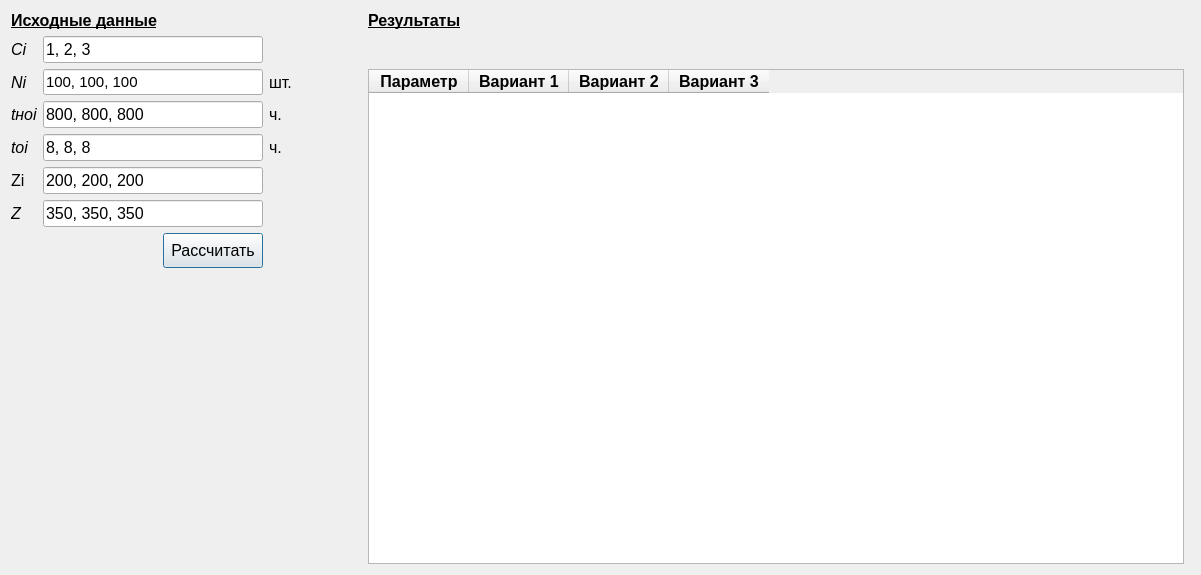
Qt form modelrepairman.ui (vadimlarionov/ModelRepairman) before a commit.
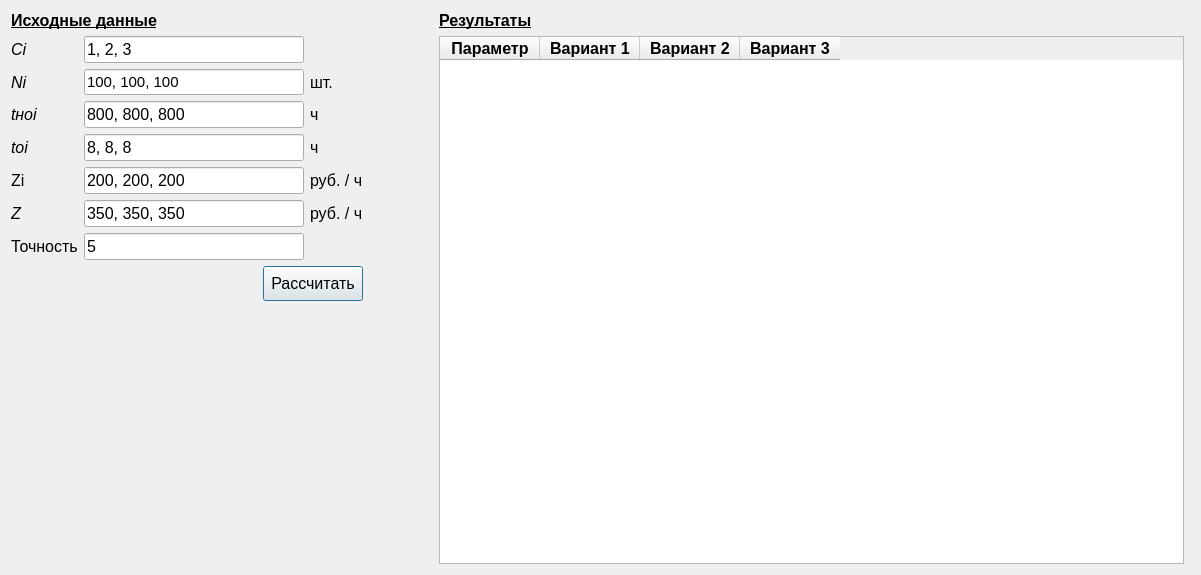
The same form after that commit.

The edit to the form file:
```diff
--- a/modelrepairman.ui
+++ b/modelrepairman.ui
@@ -16,11 +16,41 @@
   <layout class="QGridLayout" name="gridLayout_2">
    <item row="0" column="1">
     <layout class="QGridLayout" name="gridLayout">
+     <item row="3" column="2">
+      <widget class="QLineEdit" name="tno_lineEdit">
+       <property name="sizePolicy">
+        <sizepolicy hsizetype="Minimum" vsizetype="Fixed">
+         <horstretch>0</horstretch>
+         <verstretch>0</verstretch>
+        </sizepolicy>
+       </property>
+       <property name="minimumSize">
+        <size>
+         <width>120</width>
+         <height>0</height>
+        </size>
+       </property>
+       <property name="maximumSize">
+        <size>
+         <width>220</width>
+         <height>16777215</height>
+        </size>
+       </property>
+       <property name="font">
+        <font>
+         <pointsize>12</pointsize>
+        </font>
+       </property>
+       <property name="text">
+        <string>800, 800, 800</string>
+       </property>
+      </widget>
+     </item>
      <item row="1" column="2">
       <widget class="QLineEdit" name="c_lineEdit">
        <property name="minimumSize">
         <size>
-         <width>220</width>
+         <width>120</width>
          <height>0</height>
         </size>
        </property>
@@ -40,18 +70,6 @@
        </property>
       </widget>
      </item>
-     <item row="4" column="3">
-      <widget class="QLabel" name="label_5">
-       <property name="font">
-        <font>
-         <pointsize>12</pointsize>
-        </font>
-       </property>
-       <property name="text">
-        <string>ч.</string>
-       </property>
-      </widget>
-     </item>
      <item row="0" column="1" colspan="3">
       <widget class="QLabel" name="label_4">
        <property name="font">
@@ -67,53 +85,92 @@
        </property>
       </widget>
      </item>
-     <item row="4" column="2">
-      <widget class="QLineEdit" name="tno_lineEdit">
-       <property name="sizePolicy">
-        <sizepolicy hsizetype="Minimum" vsizetype="Fixed">
-         <horstretch>0</horstretch>
-         <verstretch>0</verstretch>
-        </sizepolicy>
+     <item row="0" column="5" colspan="2">
+      <widget class="QLabel" name="label_7">
+       <property name="font">
+        <font>
+         <pointsize>12</pointsize>
+         <weight>75</weight>
+         <bold>true</bold>
+         <underline>true</underline>
+        </font>
        </property>
-       <property name="minimumSize">
-        <size>
-         <width>220</width>
-         <height>0</height>
-        </size>
+       <property name="text">
+        <string>Результаты</string>
        </property>
-       <property name="maximumSize">
-        <size>
-         <width>220</width>
-         <height>16777215</height>
-        </size>
-       </property>
+      </widget>
+     </item>
+     <item row="1" column="1">
+      <widget class="QLabel" name="label_8">
        <property name="font">
         <font>
          <pointsize>12</pointsize>
+         <italic>true</italic>
         </font>
        </property>
        <property name="text">
-        <string>800, 800, 800</string>
+        <string>Ci</string>
        </property>
       </widget>
      </item>
      <item row="5" column="1">
-      <widget class="QLabel" name="label_3">
+      <widget class="QLabel" name="label_9">
        <property name="font">
         <font>
          <pointsize>12</pointsize>
-         <italic>true</italic>
         </font>
        </property>
        <property name="toolTip">
-        <string>&lt;html&gt;&lt;head/&gt;&lt;body&gt;&lt;p&gt;Среднее время ремонта одного компьютера&lt;/p&gt;&lt;/body&gt;&lt;/html&gt;</string>
+        <string>&lt;html&gt;&lt;head/&gt;&lt;body&gt;&lt;p&gt;Заработная плата специалиста за 1 час&lt;/p&gt;&lt;/body&gt;&lt;/html&gt;</string>
        </property>
        <property name="text">
-        <string>tоi</string>
+        <string>Zi</string>
        </property>
       </widget>
      </item>
-     <item row="3" column="1">
+     <item row="4" column="2">
+      <widget class="QLineEdit" name="to_lineEdit">
+       <property name="sizePolicy">
+        <sizepolicy hsizetype="Minimum" vsizetype="Fixed">
+         <horstretch>0</horstretch>
+         <verstretch>0</verstretch>
+        </sizepolicy>
+       </property>
+       <property name="minimumSize">
+        <size>
+         <width>120</width>
+         <height>0</height>
+        </size>
+       </property>
+       <property name="maximumSize">
+        <size>
+         <width>220</width>
+         <height>16777215</height>
+        </size>
+       </property>
+       <property name="font">
+        <font>
+         <pointsize>12</pointsize>
+        </font>
+       </property>
+       <property name="text">
+        <string>8, 8, 8</string>
+       </property>
+      </widget>
+     </item>
+     <item row="6" column="3">
+      <widget class="QLabel" name="label_12">
+       <property name="font">
+        <font>
+         <pointsize>12</pointsize>
+        </font>
+       </property>
+       <property name="text">
+        <string>руб. / ч</string>
+       </property>
+      </widget>
+     </item>
+     <item row="2" column="1">
       <widget class="QLabel" name="N_label">
        <property name="font">
         <font>
@@ -129,23 +186,46 @@
        </property>
       </widget>
      </item>
-     <item row="8" column="4">
-      <spacer name="horizontalSpacer_2">
-       <property name="orientation">
-        <enum>Qt::Horizontal</enum>
+     <item row="8" column="2" colspan="2">
+      <widget class="QPushButton" name="calculateButton">
+       <property name="sizePolicy">
+        <sizepolicy hsizetype="Fixed" vsizetype="Fixed">
+         <horstretch>0</horstretch>
+         <verstretch>0</verstretch>
+        </sizepolicy>
        </property>
-       <property name="sizeType">
-        <enum>QSizePolicy::Fixed</enum>
-       </property>
-       <property name="sizeHint" stdset="0">
+       <property name="minimumSize">
         <size>
-         <width>70</width>
-         <height>20</height>
+         <width>100</width>
+         <height>35</height>
         </size>
        </property>
-      </spacer>
+       <property name="font">
+        <font>
+         <pointsize>12</pointsize>
+        </font>
+       </property>
+       <property name="layoutDirection">
+        <enum>Qt::RightToLeft</enum>
+       </property>
+       <property name="text">
+        <string>Рассчитать</string>
+       </property>
+      </widget>
      </item>
-     <item row="3" column="2">
+     <item row="5" column="3">
+      <widget class="QLabel" name="label_11">
+       <property name="font">
+        <font>
+         <pointsize>12</pointsize>
+        </font>
+       </property>
+       <property name="text">
+        <string>руб. / ч</string>
+       </property>
+      </widget>
+     </item>
+     <item row="2" column="2">
       <widget class="QLineEdit" name="n_lineEdit">
        <property name="enabled">
         <bool>true</bool>
@@ -184,7 +264,7 @@
        </property>
       </widget>
      </item>
-     <item row="3" column="3">
+     <item row="2" column="3">
       <widget class="QLabel" name="label">
        <property name="font">
         <font>
@@ -196,52 +276,7 @@
        </property>
       </widget>
      </item>
-     <item row="0" column="5" colspan="2">
-      <widget class="QLabel" name="label_7">
-       <property name="font">
-        <font>
-         <pointsize>12</pointsize>
-         <weight>75</weight>
-         <bold>true</bold>
-         <underline>true</underline>
-        </font>
-       </property>
-       <property name="text">
-        <string>Результаты</string>
-       </property>
-      </widget>
-     </item>
-     <item row="5" column="2">
-      <widget class="QLineEdit" name="to_lineEdit">
-       <property name="sizePolicy">
-        <sizepolicy hsizetype="Minimum" vsizetype="Fixed">
-         <horstretch>0</horstretch>
-         <verstretch>0</verstretch>
-        </sizepolicy>
-       </property>
-       <property name="minimumSize">
-        <size>
-         <width>120</width>
-         <height>0</height>
-        </size>
-       </property>
-       <property name="maximumSize">
-        <size>
-         <width>220</width>
-         <height>16777215</height>
-        </size>
-       </property>
-       <property name="font">
-        <font>
-         <pointsize>12</pointsize>
-        </font>
-       </property>
-       <property name="text">
-        <string>8, 8, 8</string>
-       </property>
-      </widget>
-     </item>
-     <item row="4" column="1">
+     <item row="3" column="1">
       <widget class="QLabel" name="label_2">
        <property name="font">
         <font>
@@ -257,7 +292,19 @@
        </property>
       </widget>
      </item>
-     <item row="5" column="3">
+     <item row="3" column="3">
+      <widget class="QLabel" name="label_5">
+       <property name="font">
+        <font>
+         <pointsize>12</pointsize>
+        </font>
+       </property>
+       <property name="text">
+        <string>ч</string>
+       </property>
+      </widget>
+     </item>
+     <item row="4" column="3">
       <widget class="QLabel" name="label_6">
        <property name="font">
         <font>
@@ -265,11 +312,107 @@
         </font>
        </property>
        <property name="text">
-        <string>ч.</string>
+        <string>ч</string>
        </property>
       </widget>
      </item>
-     <item row="9" column="4">
+     <item row="4" column="1">
+      <widget class="QLabel" name="label_3">
+       <property name="font">
+        <font>
+         <pointsize>12</pointsize>
+         <italic>true</italic>
+        </font>
+       </property>
+       <property name="toolTip">
+        <string>&lt;html&gt;&lt;head/&gt;&lt;body&gt;&lt;p&gt;Среднее время ремонта одного компьютера&lt;/p&gt;&lt;/body&gt;&lt;/html&gt;</string>
+       </property>
+       <property name="text">
+        <string>tоi</string>
+       </property>
+      </widget>
+     </item>
+     <item row="5" column="2">
+      <widget class="QLineEdit" name="zi_lineEdit">
+       <property name="minimumSize">
+        <size>
+         <width>120</width>
+         <height>0</height>
+        </size>
+       </property>
+       <property name="maximumSize">
+        <size>
+         <width>220</width>
+         <height>16777215</height>
+        </size>
+       </property>
+       <property name="font">
+        <font>
+         <pointsize>12</pointsize>
+        </font>
+       </property>
+       <property name="text">
+        <string>200, 200, 200</string>
+       </property>
+      </widget>
+     </item>
+     <item row="6" column="1">
+      <widget class="QLabel" name="label_10">
+       <property name="font">
+        <font>
+         <pointsize>12</pointsize>
+         <italic>true</italic>
+        </font>
+       </property>
+       <property name="toolTip">
+        <string>&lt;html&gt;&lt;head/&gt;&lt;body&gt;&lt;p&gt;Финансовые потери организации от неисправного компьютера за 1 час&lt;/p&gt;&lt;/body&gt;&lt;/html&gt;</string>
+       </property>
+       <property name="text">
+        <string>Z</string>
+       </property>
+      </widget>
+     </item>
+     <item row="6" column="2">
+      <widget class="QLineEdit" name="z_lineEdit">
+       <property name="minimumSize">
+        <size>
+         <width>120</width>
+         <height>0</height>
+        </size>
+       </property>
+       <property name="maximumSize">
+        <size>
+         <width>220</width>
+         <height>16777215</height>
+        </size>
+       </property>
+       <property name="font">
+        <font>
+         <pointsize>12</pointsize>
+        </font>
+       </property>
+       <property name="text">
+        <string>350, 350, 350</string>
+       </property>
+      </widget>
+     </item>
+     <item row="8" column="4">
+      <spacer name="horizontalSpacer_2">
+       <property name="orientation">
+        <enum>Qt::Horizontal</enum>
+       </property>
+       <property name="sizeType">
+        <enum>QSizePolicy::Fixed</enum>
+       </property>
+       <property name="sizeHint" stdset="0">
+        <size>
+         <width>70</width>
+         <height>20</height>
+        </size>
+       </property>
+      </spacer>
+     </item>
+     <item row="10" column="4">
       <spacer name="verticalSpacer_2">
        <property name="orientation">
         <enum>Qt::Vertical</enum>
@@ -285,7 +428,7 @@
        </property>
       </spacer>
      </item>
-     <item row="3" column="5" rowspan="7">
+     <item row="1" column="5" rowspan="10">
       <widget class="QTableWidget" name="tableWidget">
        <property name="sizePolicy">
         <sizepolicy hsizetype="MinimumExpanding" vsizetype="Preferred">
@@ -360,103 +503,23 @@
        </column>
       </widget>
      </item>
-     <item row="8" column="2">
-      <widget class="QPushButton" name="calculateButton">
-       <property name="sizePolicy">
-        <sizepolicy hsizetype="Fixed" vsizetype="Fixed">
-         <horstretch>0</horstretch>
-         <verstretch>0</verstretch>
-        </sizepolicy>
-       </property>
-       <property name="minimumSize">
-        <size>
-         <width>100</width>
-         <height>35</height>
-        </size>
-       </property>
-       <property name="font">
-        <font>
-         <pointsize>12</pointsize>
-        </font>
-       </property>
-       <property name="layoutDirection">
-        <enum>Qt::RightToLeft</enum>
-       </property>
-       <property name="text">
-        <string>Рассчитать</string>
-       </property>
-      </widget>
-     </item>
-     <item row="6" column="1">
-      <widget class="QLabel" name="label_9">
-       <property name="font">
-        <font>
-         <pointsize>12</pointsize>
-        </font>
-       </property>
-       <property name="toolTip">
-        <string>&lt;html&gt;&lt;head/&gt;&lt;body&gt;&lt;p&gt;Заработная плата специалиста за 1 час&lt;/p&gt;&lt;/body&gt;&lt;/html&gt;</string>
-       </property>
-       <property name="text">
-        <string>Zi</string>
-       </property>
-      </widget>
-     </item>
-     <item row="1" column="1">
-      <widget class="QLabel" name="label_8">
-       <property name="font">
-        <font>
-         <pointsize>12</pointsize>
-         <italic>true</italic>
-        </font>
-       </property>
-       <property name="text">
-        <string>Ci</string>
-       </property>
-      </widget>
-     </item>
      <item row="7" column="1">
-      <widget class="QLabel" name="label_10">
+      <widget class="QLabel" name="label_13">
        <property name="font">
         <font>
          <pointsize>12</pointsize>
-         <italic>true</italic>
         </font>
        </property>
        <property name="toolTip">
-        <string>&lt;html&gt;&lt;head/&gt;&lt;body&gt;&lt;p&gt;Финансовые потери организации от неисправного компьютера за 1 час&lt;/p&gt;&lt;/body&gt;&lt;/html&gt;</string>
+        <string>&lt;html&gt;&lt;head/&gt;&lt;body&gt;&lt;p&gt;Количество знаков после запятой. По умолчанию - 5. Максимальное количество - 24&lt;/p&gt;&lt;/body&gt;&lt;/html&gt;</string>
        </property>
        <property name="text">
-        <string>Z</string>
-       </property>
-      </widget>
-     </item>
-     <item row="6" column="2">
-      <widget class="QLineEdit" name="zi_lineEdit">
-       <property name="minimumSize">
-        <size>
-         <width>120</width>
-         <height>0</height>
-        </size>
-       </property>
-       <property name="maximumSize">
-        <size>
-         <width>220</width>
-         <height>16777215</height>
-        </size>
-       </property>
-       <property name="font">
-        <font>
-         <pointsize>12</pointsize>
-        </font>
-       </property>
-       <property name="text">
-        <string>200, 200, 200</string>
+        <string>Точность</string>
        </property>
       </widget>
      </item>
      <item row="7" column="2">
-      <widget class="QLineEdit" name="z_lineEdit">
+      <widget class="QLineEdit" name="precision_lineEdit">
        <property name="minimumSize">
         <size>
          <width>120</width>
@@ -475,7 +538,7 @@
         </font>
        </property>
        <property name="text">
-        <string>350, 350, 350</string>
+        <string>5</string>
        </property>
       </widget>
      </item>
```
Left out of the diff: 10 changed lines with no effect on the pictures.
